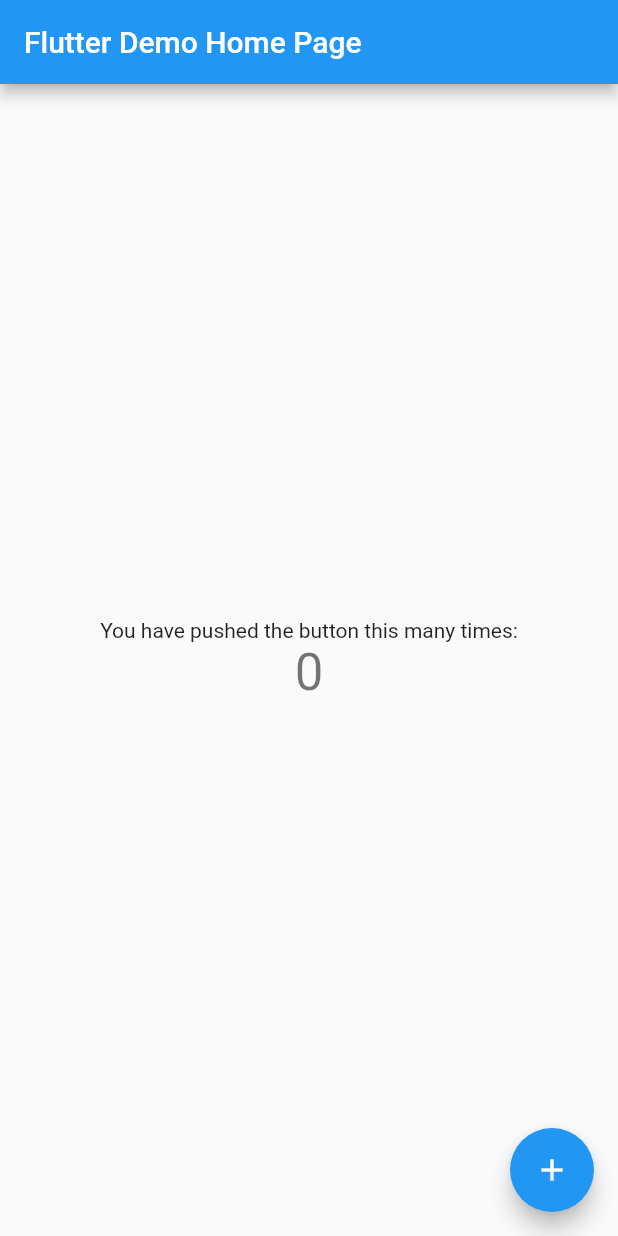
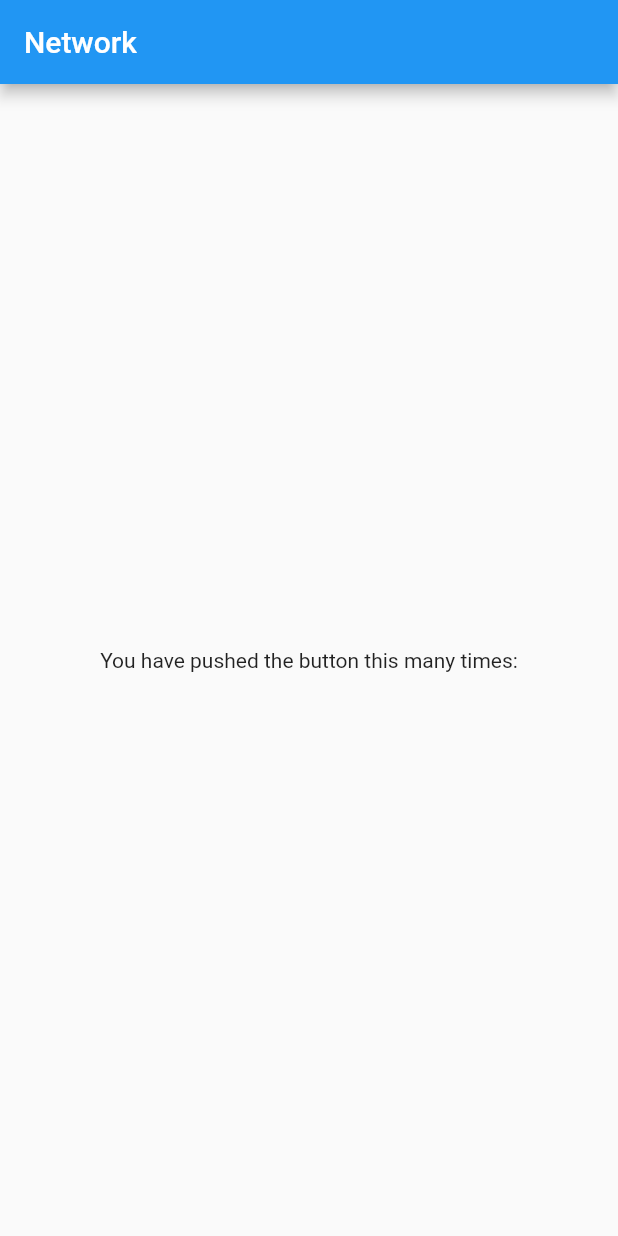
Before and after one commit to matsushitak/Network-Flutter, a Flutter app: the screen it shows after launch, on a phone screen of 412 x 824 dp. Run offline on Flutter 3.47's test engine with Material 2 defaults, Android fonts, the phone set to English and light mode, and no system bars.

Commit message:
delete initialize code

```diff
--- a/lib/main.dart
+++ b/lib/main.dart
@@ -1,111 +1,42 @@
 import 'package:flutter/material.dart';
 
-void main() => runApp(MyApp());
+void main() => runApp(App());
 
-class MyApp extends StatelessWidget {
-  // This widget is the root of your application.
+class App extends StatelessWidget {
   @override
   Widget build(BuildContext context) {
     return MaterialApp(
-      title: 'Flutter Demo',
+      title: 'Network Demo',
       theme: ThemeData(
-        // This is the theme of your application.
-        //
-        // Try running your application with "flutter run". You'll see the
-        // application has a blue toolbar. Then, without quitting the app, try
-        // changing the primarySwatch below to Colors.green and then invoke
-        // "hot reload" (press "r" in the console where you ran "flutter run",
-        // or simply save your changes to "hot reload" in a Flutter IDE).
-        // Notice that the counter didn't reset back to zero; the application
-        // is not restarted.
         primarySwatch: Colors.blue,
       ),
-      home: MyHomePage(title: 'Flutter Demo Home Page'),
+      home: HomePage(),
     );
   }
 }
 
-class MyHomePage extends StatefulWidget {
-  MyHomePage({Key key, this.title}) : super(key: key);
-
-  // This widget is the home page of your application. It is stateful, meaning
-  // that it has a State object (defined below) that contains fields that affect
-  // how it looks.
-
-  // This class is the configuration for the state. It holds the values (in this
-  // case the title) provided by the parent (in this case the App widget) and
-  // used by the build method of the State. Fields in a Widget subclass are
-  // always marked "final".
-
-  final String title;
-
+class HomePage extends StatefulWidget {
   @override
-  _MyHomePageState createState() => _MyHomePageState();
+  _HomePageState createState() => _HomePageState();
 }
 
-class _MyHomePageState extends State<MyHomePage> {
-  int _counter = 0;
-
-  void _incrementCounter() {
-    setState(() {
-      // This call to setState tells the Flutter framework that something has
-      // changed in this State, which causes it to rerun the build method below
-      // so that the display can reflect the updated values. If we changed
-      // _counter without calling setState(), then the build method would not be
-      // called again, and so nothing would appear to happen.
-      _counter++;
-    });
-  }
-
+class _HomePageState extends State<HomePage> {
   @override
   Widget build(BuildContext context) {
-    // This method is rerun every time setState is called, for instance as done
-    // by the _incrementCounter method above.
-    //
-    // The Flutter framework has been optimized to make rerunning build methods
-    // fast, so that you can just rebuild anything that needs updating rather
-    // than having to individually change instances of widgets.
     return Scaffold(
       appBar: AppBar(
-        // Here we take the value from the MyHomePage object that was created by
-        // the App.build method, and use it to set our appbar title.
-        title: Text(widget.title),
+        title: Text("Network"),
       ),
       body: Center(
-        // Center is a layout widget. It takes a single child and positions it
-        // in the middle of the parent.
         child: Column(
-          // Column is also layout widget. It takes a list of children and
-          // arranges them vertically. By default, it sizes itself to fit its
-          // children horizontally, and tries to be as tall as its parent.
-          //
-          // Invoke "debug painting" (press "p" in the console, choose the
-          // "Toggle Debug Paint" action from the Flutter Inspector in Android
-          // Studio, or the "Toggle Debug Paint" command in Visual Studio Code)
-          // to see the wireframe for each widget.
-          //
-          // Column has various properties to control how it sizes itself and
-          // how it positions its children. Here we use mainAxisAlignment to
-          // center the children vertically; the main axis here is the vertical
-          // axis because Columns are vertical (the cross axis would be
-          // horizontal).
           mainAxisAlignment: MainAxisAlignment.center,
           children: <Widget>[
             Text(
               'You have pushed the button this many times:',
             ),
-            Text(
-              '$_counter',
-              style: Theme.of(context).textTheme.display1,
-            ),
           ],
         ),
       ),
-      floatingActionButton: FloatingActionButton(
-        onPressed: _incrementCounter,
-        tooltip: 'Increment',
-        child: Icon(Icons.add),
-      ), // This trailing comma makes auto-formatting nicer for build methods.
     );
   }
 }
```
